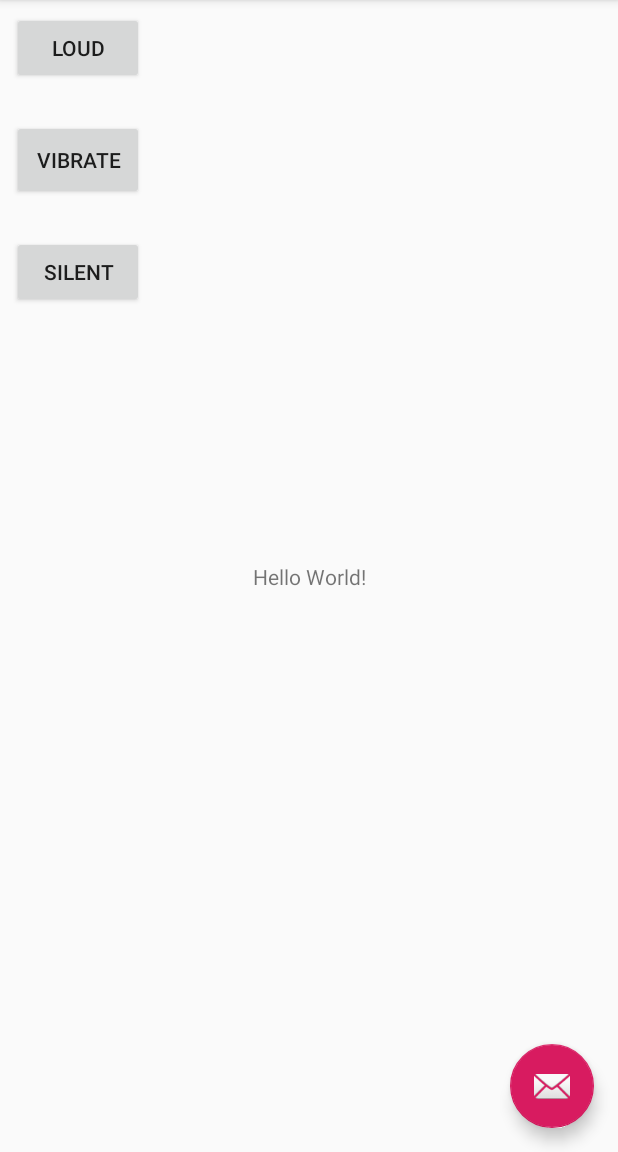
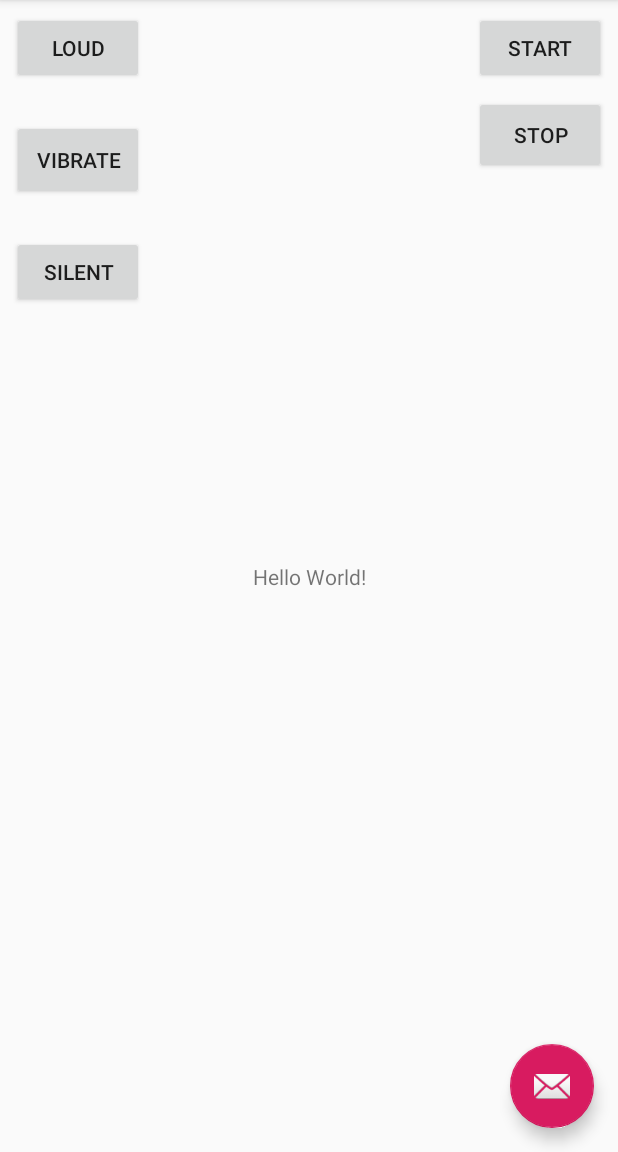
Before and after one commit to newhinton/Timed-Silence, an Android app: the screen it shows after launch (MainActivity), on a phone screen of 412 x 824 dp, the part 84-1236 px from its top. Run offline under Robolectric (Android 15) with nearby library versions, the phone set to English and light mode, and no system bars.

Commit message:
Added Start Stop function for Alarmmanager

```diff
--- a/app/src/main/java/de/felixnuesse/timedsilence/Constants.kt
+++ b/app/src/main/java/de/felixnuesse/timedsilence/Constants.kt
@@ -3,5 +3,7 @@ package de.felixnuesse.timedsilence
 class Constants {
     companion object {
         const val APP_NAME = "foo"
+        const val BROADCAST_INTENT_ACTION = "action"
+        const val BROADCAST_INTENT_ACTION_UPDATE_VOLUME = "volumeUpdate"
     }
 }
--- a/app/src/main/java/de/felixnuesse/timedsilence/MainActivity.kt
+++ b/app/src/main/java/de/felixnuesse/timedsilence/MainActivity.kt
@@ -1,20 +1,16 @@
 package de.felixnuesse.timedsilence
 
-import android.app.AlarmManager
-import android.app.PendingIntent
-import android.content.Context
 import android.content.Intent
 import android.os.Bundle
 import android.support.design.widget.Snackbar
 import android.support.v7.app.AppCompatActivity;
-import android.util.Log
 import android.view.Menu
 import android.view.MenuItem
 
 import kotlinx.android.synthetic.main.activity_main.*
-import java.time.LocalDateTime
 import android.content.ComponentName
 import android.widget.Button
+import kotlinx.android.synthetic.main.content_main.view.*
 
 
 class MainActivity : AppCompatActivity() {
@@ -29,25 +25,24 @@ class MainActivity : AppCompatActivity() {
 
 
 
-        // get reference to button
-        val btn_click_me = findViewById(R.id.button) as Button
-        // set on-click listener
-        btn_click_me.setOnClickListener {
+        (findViewById(R.id.button_set_loud) as Button).setOnClickListener {
             VolumeHandler.setLoud(this)
         }
 
-        // get reference to button
-        val btn1_click_me = findViewById(R.id.button2) as Button
-        // set on-click listener
-        btn1_click_me.setOnClickListener {
+        (findViewById(R.id.button_set_vibrate) as Button).setOnClickListener {
             VolumeHandler.setVibrate(this)
         }
 
-        // get reference to button
-        val btn2_click_me = findViewById(R.id.button3) as Button
-        // set on-click listener
-        btn2_click_me.setOnClickListener {
+        (findViewById(R.id.button_set_silent) as Button).setOnClickListener {
             VolumeHandler.setSilent(this)
+        }
+
+        (findViewById(R.id.button_start_checking) as Button).setOnClickListener {
+            AlarmHandler.createRepeatingTimecheck(this, 1)
+        }
+
+        (findViewById(R.id.button_stop_checking) as Button).setOnClickListener {
+            AlarmHandler.removeRepeatingTimecheck(this)
         }
 
 
@@ -57,28 +52,6 @@ class MainActivity : AppCompatActivity() {
 
 
         }
-
-        val alarmMgr = getSystemService(Context.ALARM_SERVICE) as AlarmManager
-
-        val broadcastIntent = Intent(this, AlarmBroadcastReceiver::class.java)
-
-        // The Pending Intent to pass in AlarmManager
-        val pIntent = PendingIntent.getBroadcast(this,0,broadcastIntent,0)
-
-
-        val current = LocalDateTime.now()
-        Log.e(Constants.APP_NAME, "Current Date and Time is: $current")
-
-
-
-        // Set an alarm to trigger 5 second after this code is called
-
-        alarmMgr.setRepeating(
-            AlarmManager.RTC_WAKEUP,
-            System.currentTimeMillis() + 100,
-            1000 * 60 * 1,
-            pIntent
-        )
 
 
     }
--- a/app/src/main/res/layout/content_main.xml
+++ b/app/src/main/res/layout/content_main.xml
@@ -20,23 +20,37 @@
     <Button
             android:text="Loud"
             android:layout_width="wrap_content"
-            android:layout_height="wrap_content" android:id="@+id/button"
+            android:layout_height="wrap_content" android:id="@+id/button_set_loud"
             app:layout_constraintStart_toStartOf="parent"
             android:layout_marginStart="8dp" android:layout_marginTop="8dp" app:layout_constraintTop_toTopOf="parent"/>
     <Button
             android:text="Vibrate"
             android:layout_width="wrap_content"
-            android:layout_height="53dp" android:id="@+id/button2"
+            android:layout_height="53dp" android:id="@+id/button_set_vibrate"
             android:layout_marginTop="24dp"
-            app:layout_constraintTop_toBottomOf="@+id/button" app:layout_constraintStart_toStartOf="parent"
+            app:layout_constraintTop_toBottomOf="@+id/button_set_loud" app:layout_constraintStart_toStartOf="parent"
             android:layout_marginStart="8dp"
     />
     <Button
             android:text="Silent"
             android:layout_width="wrap_content"
-            android:layout_height="wrap_content" android:id="@+id/button3"
+            android:layout_height="wrap_content" android:id="@+id/button_set_silent"
             android:layout_marginTop="24dp"
-            app:layout_constraintTop_toBottomOf="@+id/button2" app:layout_constraintStart_toStartOf="parent"
+            app:layout_constraintTop_toBottomOf="@+id/button_set_vibrate" app:layout_constraintStart_toStartOf="parent"
             android:layout_marginStart="8dp"/>
+    <Button
+            android:text="Start"
+            android:layout_width="wrap_content"
+            android:layout_height="48dp"
+            android:id="@+id/button_start_checking" android:layout_marginTop="8dp"
+            app:layout_constraintTop_toTopOf="parent" app:layout_constraintEnd_toEndOf="parent"
+            android:layout_marginEnd="8dp"/>
+    <Button
+            android:text="Stop"
+            android:layout_width="wrap_content"
+            android:layout_height="52dp"
+            android:id="@+id/button_stop_checking" android:layout_marginTop="8dp"
+            app:layout_constraintTop_toBottomOf="@+id/button_start_checking" app:layout_constraintEnd_toEndOf="parent"
+            android:layout_marginEnd="8dp"/>
 
 </android.support.constraint.ConstraintLayout>
```
Also changed, not shown: app/src/main/java/de/felixnuesse/timedsilence/AlarmBroadcastReciever.kt (+9 -30 lines), app/src/main/java/de/felixnuesse/timedsilence/AlarmHandler.kt (added, +73 -0 lines).
